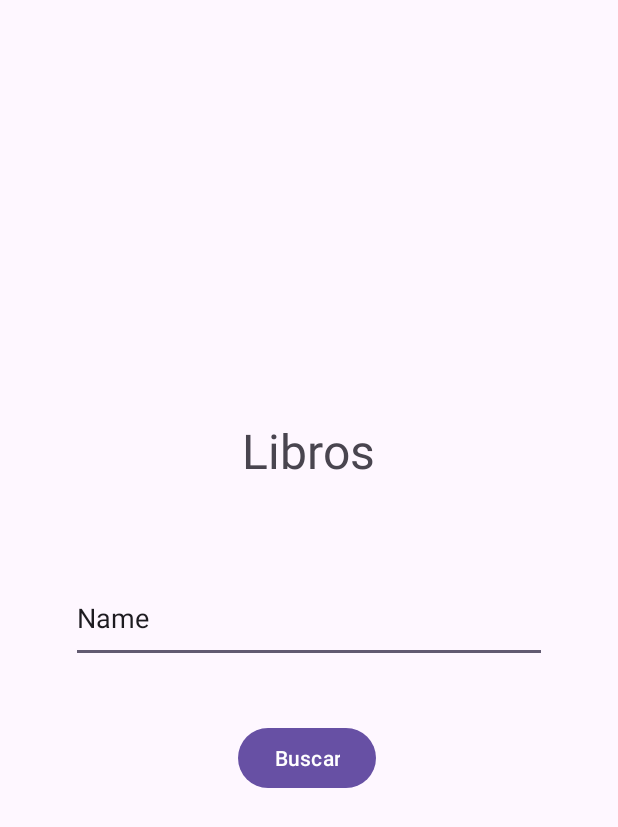
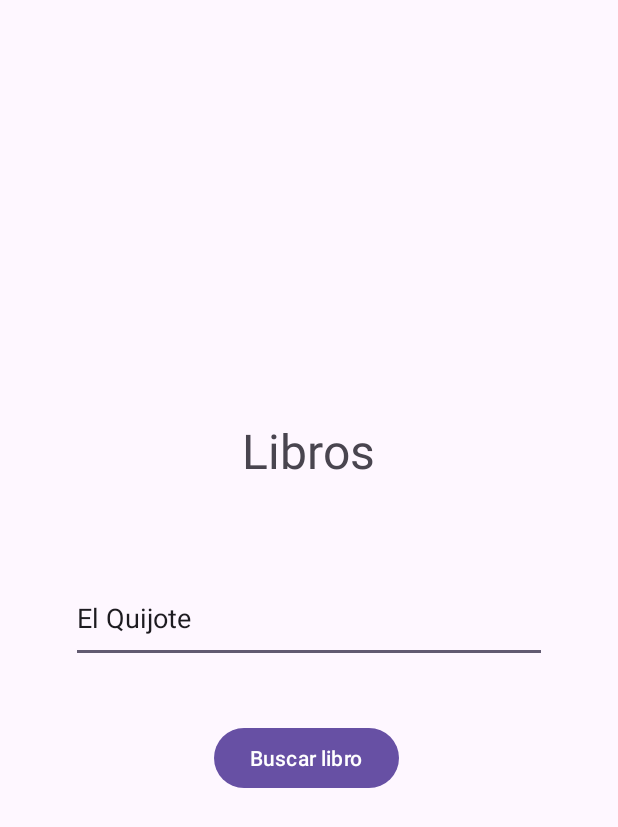
Before and after one commit to EmanuelAngel/android-trabajo-practico-2, an Android app: the screen it shows after launch (MainActivity), on a phone screen of 412 x 824 dp. Shown: the top 827 px of the screen. Run offline under Robolectric (Android 15) with nearby library versions, the phone set to English and light mode, and no system bars.

Commit message:
Imagen del libro y UI correcta

```diff
--- a/app/src/main/java/com/example/trabajoprctico2/models/BookModel.java
+++ b/app/src/main/java/com/example/trabajoprctico2/models/BookModel.java
@@ -2,22 +2,23 @@ package com.example.trabajoprctico2.models;
 
 import java.io.Serializable;
 import java.util.ArrayList;
-import java.util.Date;
 
 public class BookModel implements Serializable {
-    private String title;
-    private String author;
-    private int pagesQuantity;
-    private int publishYear;
-    private ArrayList<String> genres;
-    private String description;
+    private final String title;
+    private final String author;
+    private final int pagesQuantity;
+    private final int publishYear;
+    private final ArrayList<String> genres;
+    private final String description;
+    private final int imageResId;
     public BookModel(
             String title,
             String author,
             int pagesQuantity,
             int publishYear,
             ArrayList<String> genres,
-            String description
+            String description,
+            int imageResId
     ) {
         this.title = title;
         this.author = author;
@@ -25,6 +26,7 @@ public class BookModel implements Serializable {
         this.publishYear = publishYear;
         this.genres = genres;
         this.description = description;
+        this.imageResId = imageResId;
     }
 
     public String getTitle() {
@@ -50,4 +52,8 @@ public class BookModel implements Serializable {
     public String getDescription() {
         return description;
     }
+
+    public int getImageResId() {
+        return imageResId;
+    }
 }
--- a/app/src/main/java/com/example/trabajoprctico2/models/BookRepository.java
+++ b/app/src/main/java/com/example/trabajoprctico2/models/BookRepository.java
@@ -1,4 +1,6 @@
 package com.example.trabajoprctico2.models;
+
+import com.example.trabajoprctico2.R;
 
 import java.util.ArrayList;
 import java.util.Arrays;
@@ -15,7 +17,8 @@ public class BookRepository {
                 682,
                 1967,
                 new ArrayList<>(Arrays.asList("Realismo mágico", "Ficción", "Novela")),
-                "La saga de la familia Buendía en el pueblo ficticio de Macondo."
+                "La saga de la familia Buendía en el pueblo ficticio de Macondo.",
+                R.drawable.cien_an_os_de_soledad
         ));
 
         books.add(new BookModel(
@@ -24,7 +27,8 @@ public class BookRepository {
                 623,
                 1949,
                 new ArrayList<>(Arrays.asList("Distopía", "Ciencia ficción", "Política")),
-                "Una sociedad totalitaria controlada por el Gran Hermano."
+                "Una sociedad totalitaria controlada por el Gran Hermano.",
+                R.drawable.nineteen_eighty_four
         ));
 
         books.add(new BookModel(
@@ -33,89 +37,90 @@ public class BookRepository {
                 729,
                 1605,
                 new ArrayList<>(Arrays.asList("Novela", "Aventura", "Clásico")),
-                "Las aventuras de un hidalgo que enloquece leyendo libros de caballerías."
+                "Las aventuras de un hidalgo que enloquece leyendo libros de caballerías.",
+                R.drawable.el_quijote
         ));
 
-        books.add(new BookModel(
-                "Crimen y castigo",
-                "Fiódor Dostoyevski",
-                238,
-                1866,
-                new ArrayList<>(Arrays.asList("Psicológico", "Filosófico", "Novela")),
-                "Un estudiante comete un asesinato y lucha con su conciencia."
-        ));
-
-        books.add(new BookModel(
-                "Harry Potter y la piedra filosofal",
-                "J.K. Rowling",
-                733,
-                1997,
-                new ArrayList<>(Arrays.asList("Fantasía", "Aventura", "Juvenil")),
-                "Un niño descubre que es mago y comienza su educación en Hogwarts."
-        ));
-
-        books.add(new BookModel(
-                "Orgullo y prejuicio",
-                "Jane Austen",
-                1023,
-                1813,
-                new ArrayList<>(Arrays.asList("Romance", "Clásico", "Novela")),
-                "La historia de Elizabeth Bennet y el señor Darcy en la Inglaterra rural."
-        ));
-
-        books.add(new BookModel(
-                "El señor de los anillos",
-                "J.R.R. Tolkien",
-                189,
-                1954,
-                new ArrayList<>(Arrays.asList("Fantasía", "Aventura", "Épico")),
-                "La búsqueda para destruir el Anillo Único en la Tierra Media."
-        ));
-
-        books.add(new BookModel(
-                "Matar a un ruiseñor",
-                "Harper Lee",
-                217,
-                1960,
-                new ArrayList<>(Arrays.asList("Drama", "Legal", "Coming-of-age")),
-                "Un abogado defiende a un hombre negro falsamente acusado en el sur racista."
-        ));
-
-        books.add(new BookModel(
-                "Donde habitan los ángeles",
-                "Claudia Celis",
-                212,
-                2005,
-                new ArrayList<>(Arrays.asList("Juvenil", "Drama", "Familia")),
-                "La vida de Panchito, un niño que enfrenta dificultades familiares."
-        ));
-
-        books.add(new BookModel(
-                "Fahrenheit 451",
-                "Ray Bradbury",
-                415,
-                1953,
-                new ArrayList<>(Arrays.asList("Distopía", "Ciencia ficción", "Filosófico")),
-                "En un futuro donde los libros están prohibidos y los bomberos los queman."
-        ));
-
-        books.add(new BookModel(
-                "El alquimista",
-                "Paulo Coelho",
-                374,
-                1988,
-                new ArrayList<>(Arrays.asList("Filosófico", "Aventura", "Espiritual")),
-                "Un pastor andaluz viaja en busca de su leyenda personal."
-        ));
-
-        books.add(new BookModel(
-                "La sombra del viento",
-                "Carlos Ruiz Zafón",
-                864,
-                2001,
-                new ArrayList<>(Arrays.asList("Misterio", "Histórico", "Gótico")),
-                "Un joven descubre un libro maldito en el Cementerio de los Libros Olvidados."
-        ));
+//        books.add(new BookModel(
+//                "Crimen y castigo",
+//                "Fiódor Dostoyevski",
+//                238,
+//                1866,
+//                new ArrayList<>(Arrays.asList("Psicológico", "Filosófico", "Novela")),
+//                "Un estudiante comete un asesinato y lucha con su conciencia."
+//        ));
+//
+//        books.add(new BookModel(
+//                "Harry Potter y la piedra filosofal",
+//                "J.K. Rowling",
+//                733,
+//                1997,
+//                new ArrayList<>(Arrays.asList("Fantasía", "Aventura", "Juvenil")),
+//                "Un niño descubre que es mago y comienza su educación en Hogwarts."
+//        ));
+//
+//        books.add(new BookModel(
+//                "Orgullo y prejuicio",
+//                "Jane Austen",
+//                1023,
+//                1813,
+//                new ArrayList<>(Arrays.asList("Romance", "Clásico", "Novela")),
+//                "La historia de Elizabeth Bennet y el señor Darcy en la Inglaterra rural."
+//        ));
+//
+//        books.add(new BookModel(
+//                "El señor de los anillos",
+//                "J.R.R. Tolkien",
+//                189,
+//                1954,
+//                new ArrayList<>(Arrays.asList("Fantasía", "Aventura", "Épico")),
+//                "La búsqueda para destruir el Anillo Único en la Tierra Media."
+//        ));
+//
+//        books.add(new BookModel(
+//                "Matar a un ruiseñor",
+//                "Harper Lee",
+//                217,
+//                1960,
+//                new ArrayList<>(Arrays.asList("Drama", "Legal", "Coming-of-age")),
+//                "Un abogado defiende a un hombre negro falsamente acusado en el sur racista."
+//        ));
+//
+//        books.add(new BookModel(
+//                "Donde habitan los ángeles",
+//                "Claudia Celis",
+//                212,
+//                2005,
+//                new ArrayList<>(Arrays.asList("Juvenil", "Drama", "Familia")),
+//                "La vida de Panchito, un niño que enfrenta dificultades familiares."
+//        ));
+//
+//        books.add(new BookModel(
+//                "Fahrenheit 451",
+//                "Ray Bradbury",
+//                415,
+//                1953,
+//                new ArrayList<>(Arrays.asList("Distopía", "Ciencia ficción", "Filosófico")),
+//                "En un futuro donde los libros están prohibidos y los bomberos los queman."
+//        ));
+//
+//        books.add(new BookModel(
+//                "El alquimista",
+//                "Paulo Coelho",
+//                374,
+//                1988,
+//                new ArrayList<>(Arrays.asList("Filosófico", "Aventura", "Espiritual")),
+//                "Un pastor andaluz viaja en busca de su leyenda personal."
+//        ));
+//
+//        books.add(new BookModel(
+//                "La sombra del viento",
+//                "Carlos Ruiz Zafón",
+//                864,
+//                2001,
+//                new ArrayList<>(Arrays.asList("Misterio", "Histórico", "Gótico")),
+//                "Un joven descubre un libro maldito en el Cementerio de los Libros Olvidados."
+//        ));
     }
 
     public Optional<BookModel> searchByTitle(String title) {
--- a/app/src/main/res/layout/activity_main.xml
+++ b/app/src/main/res/layout/activity_main.xml
@@ -11,7 +11,7 @@
         android:id="@+id/tvSearchTitle"
         android:layout_width="wrap_content"
         android:layout_height="wrap_content"
-        android:text="Libros"
+        android:text="@string/main_search_title"
         android:textFontWeight="700"
         android:textSize="32sp"
         app:layout_constraintBottom_toBottomOf="parent"
@@ -25,9 +25,11 @@
         android:id="@+id/etSearchBook"
         android:layout_width="317dp"
         android:layout_height="59dp"
+        android:autofillHints="name"
+        android:labelFor="@id/etSearchBook"
         android:ems="10"
         android:inputType="text"
-        android:text="Name"
+        android:text="@string/main_search_input_placeholder"
         app:layout_constraintBottom_toBottomOf="parent"
         app:layout_constraintEnd_toEndOf="parent"
         app:layout_constraintStart_toStartOf="parent"
@@ -37,7 +39,7 @@
         android:id="@+id/btSearchBook"
         android:layout_width="wrap_content"
         android:layout_height="wrap_content"
-        android:text="Buscar"
+        android:text="@string/main_default_search_btn_text"
         app:layout_constraintBottom_toBottomOf="parent"
         app:layout_constraintEnd_toEndOf="parent"
         app:layout_constraintHorizontal_bias="0.495"
--- a/app/src/main/res/values/strings.xml
+++ b/app/src/main/res/values/strings.xml
@@ -1,3 +1,13 @@
 <resources>
     <string name="app_name">Trabajo Práctico 2</string>
+    <string name="book_default_title">Título</string>
+    <string name="book_default_autor">Autor</string>
+    <string name="book_default_pages_quantity">Cantidad de páginas</string>
+    <string name="book_default_publish_year">Año de publicación</string>
+    <string name="book_default_description">Descripción</string>
+    <string name="book_default_go_back_to_search_btn">Volver a buscar</string>
+    <string name="main_default_search_btn_text">Buscar libro</string>
+    <string name="main_search_input_placeholder">El Quijote</string>
+    <string name="main_search_title">Libros</string>
+    <string name="book_default_image_content_description">Portada</string>
 </resources>
```
Also changed, not shown: app/src/main/java/com/example/trabajoprctico2/ui/book/BookActivity.java (+2 -5 lines), app/src/main/res/layout/activity_book.xml (+62 -57 lines), app/src/main/res/drawable/cien_an_os_de_soledad.jpg (added), app/src/main/res/drawable/el_quijote.jpg (added), app/src/main/res/drawable/nineteen_eighty_four.jpg (added).
